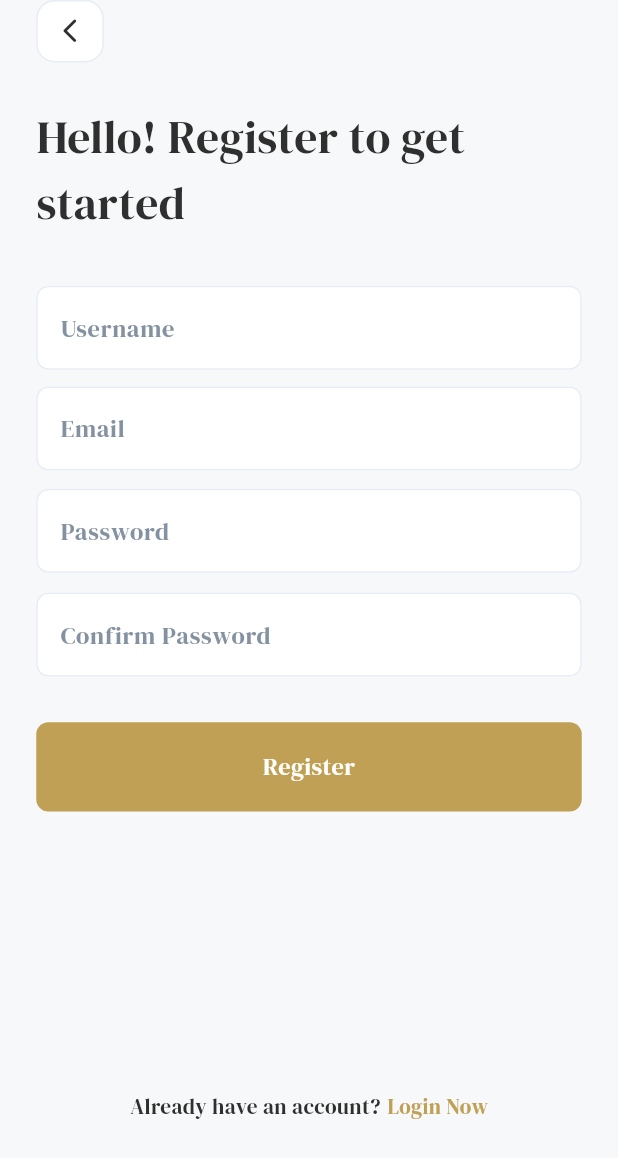
After one commit to nouraalmufty-205/bookia_app, a Flutter app: the RegisterScreen screen opened directly, on a phone screen of 412 x 824 dp. The commit adds this screen. Shown: the top 1158 px of the screen. Run offline on Flutter 3.47's test engine with Material 3 defaults, Android fonts, the phone set to English and light mode, and no system bars; our stand-ins replace bloc, dio, easy_localization, flutter_bloc, flutter_screenutil.

Commit message:
added login and register screen with validation

```diff
--- a/lib/core/routes/app_routes.dart
+++ b/lib/core/routes/app_routes.dart
@@ -1,4 +1,6 @@
 class AppRoutes {
   static const String LoginScreen = 'Login';
   static const String WelcomeScreen = 'welcome_screen';
+  static const String RegisterScreen = 'register_screen';
+  static const String HomeScreen = 'home_screen';
 }
--- a/lib/core/theme/app_textstyles.dart
+++ b/lib/core/theme/app_textstyles.dart
@@ -1,18 +1,19 @@
 import 'package:bookia/core/theme/appcolors.dart';
 import 'package:flutter/material.dart';
+import 'package:flutter_screenutil/flutter_screenutil.dart';
 
 class AppTextstyles {
-  static const TextStyle font30Regular = TextStyle(
-    fontSize: 30,
+  static TextStyle font30Regular = TextStyle(
+    fontSize: 30.sp,
     color: AppColors.darkColor,
   );
 
-  static const TextStyle hintTextStyle = TextStyle(
-    fontSize: 16,
+  static TextStyle hintTextStyle = TextStyle(
+    fontSize: 16.sp,
     color: AppColors.grayColor,
   );
-  static const TextStyle font16Regular = TextStyle(
-    fontSize: 16,
+  static TextStyle font16Regular = TextStyle(
+    fontSize: 16.sp,
     color: AppColors.darkColor,
   );
 }
--- /dev/null
+++ b/lib/core/utils/app_validator.dart
@@ -0,0 +1,7 @@
+class AppValidator {
+  static bool isValidEmail(String email) {
+    return RegExp(
+      r"^[a-zA-Z0-9.a-zA-Z0-9.!#$%&'*+-/=?^_`{|}~]+@[a-zA-Z0-9]+\.[a-zA-Z]+",
+    ).hasMatch(email);
+  }
+}
--- /dev/null
+++ b/lib/core/widgets/back_arrow.dart
@@ -0,0 +1,32 @@
+import 'package:bookia/core/theme/appcolors.dart';
+import 'package:flutter/material.dart';
+import 'package:flutter_screenutil/flutter_screenutil.dart';
+
+class BackArrow extends StatelessWidget {
+  const BackArrow({super.key});
+
+  @override
+  Widget build(BuildContext context) {
+    return Container(
+      height: 41.h,
+      width: 41.w,
+      decoration: BoxDecoration(
+        borderRadius: BorderRadius.circular(12.r),
+        color: Colors.white,
+        border: Border.all(color: AppColors.borderColor, width: 1),
+      ),
+
+      child: Center(
+        child: InkWell(
+          borderRadius: BorderRadius.circular(12.r),
+          onTap: () => Navigator.pop(context),
+          child: Icon(
+            Icons.arrow_back_ios_new_rounded,
+            size: 19,
+            color: AppColors.darkColor,
+          ),
+        ),
+      ),
+    );
+  }
+}
--- /dev/null
+++ b/lib/core/widgets/custom_text_field.dart
@@ -0,0 +1,65 @@
+import 'package:bookia/core/theme/app_textstyles.dart';
+import 'package:bookia/core/theme/appcolors.dart';
+import 'package:flutter/material.dart';
+import 'package:flutter_screenutil/flutter_screenutil.dart';
+
+class CustomTextField extends StatefulWidget {
+  final String hintText;
+  final bool isPassword;
+  final TextEditingController? controller;
+  final String? Function(String?)? validator;
+  const CustomTextField({
+    super.key,
+    required this.hintText,
+    this.isPassword = false,
+    this.validator,
+    this.controller,
+  });
+
+  @override
+  State<CustomTextField> createState() => _CustomTextFieldState();
+}
+
+class _CustomTextFieldState extends State<CustomTextField> {
+  bool isObscure = true;
+  @override
+  Widget build(BuildContext context) {
+    return TextFormField(
+      controller: widget.controller,
+      validator: widget.validator,
+      obscureText: widget.isPassword && isObscure,
+      onTapOutside: (v) {
+        FocusScope.of(context).unfocus();
+      },
+      cursorColor: AppColors.mainColor,
+      decoration: InputDecoration(
+        fillColor: Colors.white,
+        filled: true,
+        hintText: widget.hintText,
+        hintStyle: AppTextstyles.hintTextStyle,
+        suffixIcon: widget.isPassword
+            ? InkWell(
+                onTap: () {
+                  setState(() {
+                    isObscure = !isObscure;
+                  });
+                },
+                child: Icon(Icons.visibility),
+              )
+            : null,
+        border: OutlineInputBorder(
+          borderRadius: BorderRadius.circular(8.r),
+          borderSide: BorderSide(color: AppColors.borderColor),
+        ),
+        enabledBorder: OutlineInputBorder(
+          borderRadius: BorderRadius.circular(8.r),
+          borderSide: BorderSide(color: AppColors.borderColor),
+        ),
+        focusedBorder: OutlineInputBorder(
+          borderRadius: BorderRadius.circular(8.r),
+          borderSide: BorderSide(color: AppColors.mainColor),
+        ),
+      ),
+    );
+  }
+}
--- /dev/null
+++ b/lib/features/auth/data/repo/auth_repo.dart
@@ -0,0 +1,48 @@
+import 'package:dio/dio.dart';
+
+class AuthRepo {
+  static Dio dio = Dio();
+  static Future<bool> login({
+    required String email,
+    required String password,
+  }) async {
+    try {
+      final response = await dio.post(
+        "http://localhost:8000/api/login",
+        data: {"email": email, "password": password},
+      );
+      if (response.statusCode == 200) {
+        return true;
+      } else {
+        return false;
+      }
+    } catch (e) {
+      return false;
+    }
+  }
+
+  static Future<bool> register({
+    required String username,
+    required String email,
+    required String password,
+  }) async {
+    try {
+      final response = await dio.post(
+        "http://localhost:8000/api/register",
+        data: {
+          "name": username,
+          "email": email,
+          "password": password,
+          "password_confirmation": password,
+        },
+      );
+      if (response.statusCode == 200) {
+        return true;
+      } else {
+        return false;
+      }
+    } catch (e) {
+      return false;
+    }
+  }
+}
--- /dev/null
+++ b/lib/features/auth/presentation/cubit/auth_cubit_cubit.dart
@@ -0,0 +1,36 @@
+import 'package:bloc/bloc.dart';
+import 'package:bookia/features/auth/data/repo/auth_repo.dart';
+import 'package:meta/meta.dart';
+
+part 'auth_cubit_state.dart';
+
+class AuthCubit extends Cubit<AuthCubitState> {
+  AuthCubit() : super(AuthCubitInitial());
+  Future<void> login({required String email, required String password}) async {
+    emit(LoginLoadingStatus());
+    final response = await AuthRepo.login(email: email, password: password);
+    if (response) {
+      emit(LoginSuccessState());
+    } else {
+      emit(LoginErrorState());
+    }
+  }
+
+  Future<void> register({
+    required String username,
+    required String email,
+    required String password,
+  }) async {
+    emit(RegisterLoadingStatus());
+    final response = await AuthRepo.register(
+      username: username,
+      email: email,
+      password: password,
+    );
+    if (response) {
+      emit(RegisterSuccessStatus());
+    } else {
+      emit(RegisterErrorStatus());
+    }
+  }
+}
--- /dev/null
+++ b/lib/features/auth/presentation/cubit/auth_cubit_state.dart
@@ -0,0 +1,18 @@
+part of 'auth_cubit_cubit.dart';
+
+@immutable
+sealed class AuthCubitState {}
+
+final class AuthCubitInitial extends AuthCubitState {}
+
+final class LoginLoadingStatus extends AuthCubitState {}
+
+final class LoginSuccessState extends AuthCubitState {}
+
+final class LoginErrorState extends AuthCubitState {}
+
+final class RegisterLoadingStatus extends AuthCubitState {}
+
+final class RegisterSuccessStatus extends AuthCubitState {}
+
+final class RegisterErrorStatus extends AuthCubitState {}
--- /dev/null
+++ b/lib/features/auth/presentation/ui/register_screen.dart
@@ -0,0 +1,62 @@
+import 'package:bookia/core/routes/app_routes.dart';
+import 'package:bookia/core/theme/app_textstyles.dart';
+import 'package:bookia/core/theme/appcolors.dart';
+import 'package:bookia/core/widgets/back_arrow.dart';
+import 'package:bookia/core/widgets/custom_text_field.dart';
+import 'package:bookia/features/auth/presentation/ui/widgets/register_form.dart';
+import 'package:flutter/gestures.dart';
+import 'package:flutter/material.dart';
+import 'package:flutter_screenutil/flutter_screenutil.dart';
+
+class RegisterScreen extends StatelessWidget {
+  const RegisterScreen({super.key});
+
+  @override
+  Widget build(BuildContext context) {
+    return Scaffold(
+      body: SafeArea(
+        child: Padding(
+          padding: EdgeInsets.symmetric(horizontal: 22.w),
+          child: Column(
+            mainAxisAlignment: MainAxisAlignment.start,
+            crossAxisAlignment: CrossAxisAlignment.start,
+            children: [
+              const BackArrow(),
+              28.verticalSpace,
+              Text(
+                "Hello! Register to get\nstarted",
+                style: AppTextstyles.font30Regular,
+              ),
+              32.verticalSpace,
+              RegisterForm(),
+              184.verticalSpace,
+
+              Row(
+                mainAxisAlignment: MainAxisAlignment.center,
+
+                children: [
+                  Text(
+                    "Already have an account?",
+                    style: AppTextstyles.font16Regular.copyWith(
+                      fontSize: 14.sp,
+                    ),
+                  ),
+                  4.horizontalSpace,
+                  InkWell(
+                    onTap: () {
+                      Navigator.pushNamed(context, AppRoutes.LoginScreen);
+                    },
+                    child: Text(
+                      "Login Now",
+                      style: TextStyle(color: AppColors.mainColor),
+                    ),
+                  ),
+                ],
+              ),
+            ],
+          ),
+        ),
+      ),
+    );
+  }
+}
--- /dev/null
+++ b/lib/features/auth/presentation/ui/widgets/register_form.dart
@@ -0,0 +1,126 @@
+import 'package:bookia/core/routes/app_routes.dart';
+import 'package:bookia/core/theme/app_textstyles.dart';
+import 'package:bookia/core/theme/appcolors.dart';
+import 'package:bookia/core/utils/app_validator.dart';
+import 'package:bookia/core/widgets/app_button.dart';
+import 'package:bookia/core/widgets/custom_text_field.dart';
+import 'package:bookia/features/auth/presentation/cubit/auth_cubit_cubit.dart';
+import 'package:flutter/material.dart';
+import 'package:flutter_bloc/flutter_bloc.dart';
+import 'package:flutter_screenutil/flutter_screenutil.dart';
+
+class RegisterForm extends StatefulWidget {
+  const RegisterForm({super.key});
+
+  @override
+  State<RegisterForm> createState() => _RegisterFormState();
+}
+
+class _RegisterFormState extends State<RegisterForm> {
+  @override
+  Widget build(BuildContext context) {
+    var formState = GlobalKey<FormState>();
+    var usernamecontroller = TextEditingController();
+    var emailcontroller = TextEditingController();
+    var passwordcontroller = TextEditingController();
+
+    void dispose() {
+      usernamecontroller.dispose();
+      emailcontroller.dispose();
+      passwordcontroller.dispose();
+      super.dispose();
+    }
+
+    return BlocListener<AuthCubit, AuthCubitState>(
+      listener: (context, state) {
+        if (state is RegisterLoadingStatus) {
+          showDialog(
+            context: context,
+            barrierDismissible: false,
+            builder: (context) => AlertDialog(
+              content: CircularProgressIndicator(
+                backgroundColor: Colors.transparent,
+              ),
+            ),
+          );
+        } else if (state is RegisterSuccessStatus) {
+          Navigator.pushReplacementNamed(context, AppRoutes.HomeScreen);
+        } else if (state is RegisterErrorStatus) {
+          Navigator.pop(context);
+          showDialog(
+            context: context,
+            builder: (context) =>
+                AlertDialog(content: Text("Registration failed ")),
+          );
+        }
+      },
+      child: Form(
+        key: formState,
+        child: Column(
+          children: [
+            CustomTextField(
+              hintText: "Username",
+              controller: usernamecontroller,
+              validator: (v) {
+                if (v == null || v.trim().isEmpty) {
+                  return "Username is required";
+                }
+              },
+            ),
+            11.verticalSpace,
+            CustomTextField(
+              hintText: "Email",
+              controller: emailcontroller,
+              validator: (v) {
+                if (v == null || v.isEmpty) {
+                  return "Enter Your Email";
+                }
+                if (!AppValidator.isValidEmail(v ?? "")) {
+                  return "Email invalid";
+                }
+              },
+            ),
+            12.verticalSpace,
+            CustomTextField(
+              hintText: "Password",
+              controller: passwordcontroller,
+              validator: (v) {
+                if (v == null || v.isEmpty) {
+                  return "Enter Your Password";
+                }
+                if (v.length < 6) {
+                  return "password must be 6 characterss";
+                }
+              },
+            ),
+            13.verticalSpace,
+            CustomTextField(
+              hintText: "Confirm Password",
+              validator: (v) {
+                if (v == null || v.isEmpty) {
+                  return "Enter to confirm Password";
+                }
+                if (v != passwordcontroller.text) {
+                  return "Passwords doesn't match";
+                }
+              },
+            ),
+            30.verticalSpace,
+            AppButton(
+              title: "Register",
+              onTap: () {
+                if (formState.currentState?.validate() ?? false) {
+                  context.read<AuthCubit>().register(
+                    email: emailcontroller.text,
+                    password: passwordcontroller.text,
+                    username: usernamecontroller.text,
+                  );
+                }
+              },
+            ),
+          ],
+        ),
+      ),
+    );
+  }
+}
--- a/pubspec.yaml
+++ b/pubspec.yaml
@@ -38,6 +38,7 @@ dependencies:
   easy_localization: ^3.0.8
   flutter_bloc: ^9.1.1
   flutter_native_splash: ^2.4.7
+  dio: ^5.11.1
 
 dev_dependencies:
   flutter_test:
```
Also changed, not shown: lib/core/routes/app_router.dart (+14 -1 lines), lib/features/auth/presentation/ui/login_screen.dart (+26 -1 lines), lib/features/auth/presentation/ui/widgets/login_form.dart (added, +99 -0 lines), lib/features/home/presentation/ui/home_screen.dart (added, +10 -0 lines), lib/features/welcome/presentation/welcome_screen.dart (+5 -2 lines), pubspec.lock, 6 other files.
